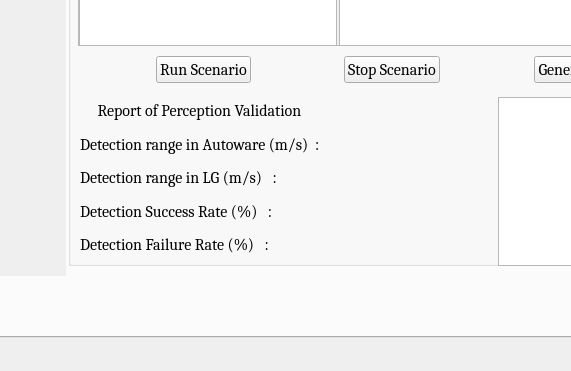
This is Source_Code/UI_Suit/mainwindow.ui in PolyVerifFramework/PolyVerif as Qt 5 draws it before an edit; both pictures show x 305 to 876 and y 228 to 599 of the 1276 by 599 pixel window. The edited form follows.
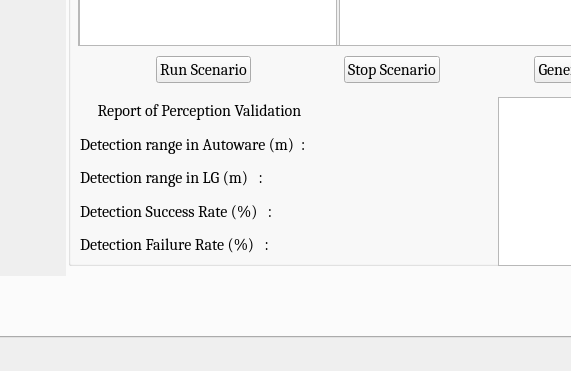
This is the edited form.

Commit message: source code of adding spinner for generating the report on button

```diff
--- a/Source_Code/UI_Suit/mainwindow.ui
+++ b/Source_Code/UI_Suit/mainwindow.ui
@@ -491,14 +491,14 @@
              <item>
               <widget class="QLabel" name="lbl_d_Auto">
                <property name="text">
-                <string>Detection range in Autoware (m/s)  :</string>
+                <string>Detection range in Autoware (m)  :</string>
                </property>
               </widget>
              </item>
              <item>
               <widget class="QLabel" name="lbl_d_LG">
                <property name="text">
-                <string>Detection range in LG (m/s)   :</string>
+                <string>Detection range in LG (m)   :</string>
                </property>
               </widget>
              </item>
```
Left out of the diff: 13 changed lines with no effect on the pictures. The commit also changes 2 other files.
